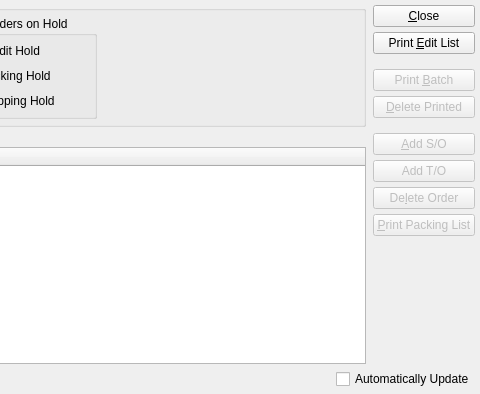
Pegasus-RPG/xtuple-client, file guiclient/packingListBatch.ui: the form before one commit; both pictures show x 227 to 707 and y 0 to 394 of the 707 by 394 pixel window.
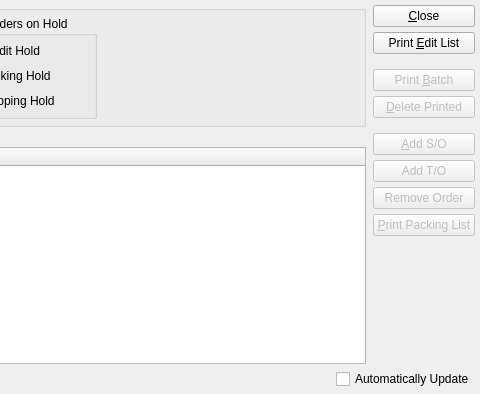
The form after the commit. Custom widgets are drawn as their Qt base class.

Commit message: Issue #28121:change label delete to remove

```diff
--- a/guiclient/packingListBatch.ui
+++ b/guiclient/packingListBatch.ui
@@ -264,7 +264,7 @@
           <bool>false</bool>
          </property>
          <property name="text">
-          <string>De&amp;lete Order</string>
+          <string>Remove Order</string>
          </property>
         </widget>
        </item>
```
